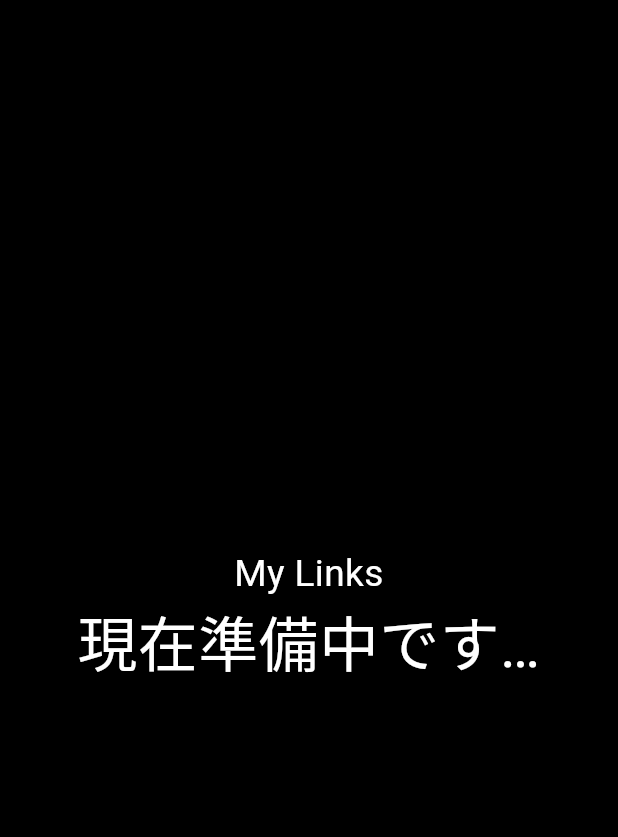
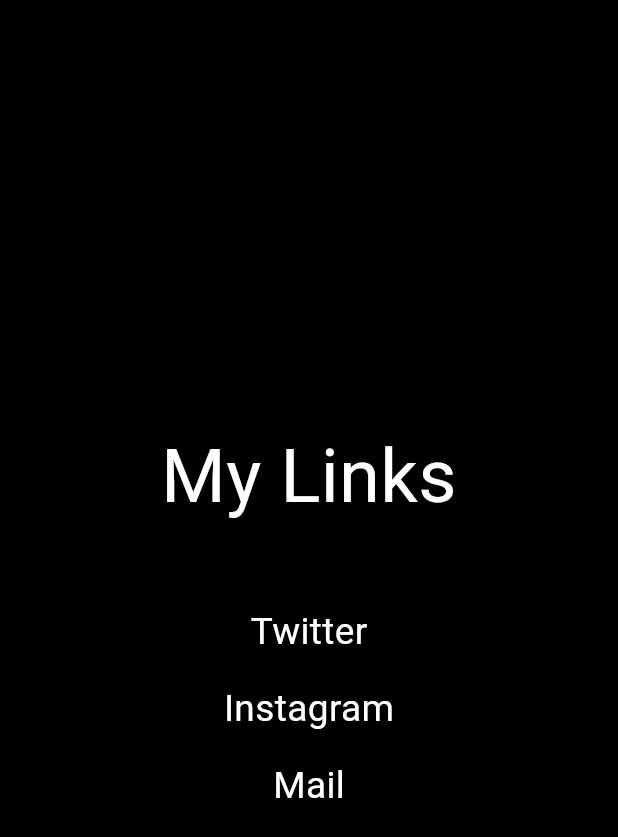
Before and after one commit to sachi-saiwai/portfoliogogogo, a Flutter app: the LinkPage screen opened directly, on a phone screen of 412 x 824 dp. Shown: the top 837 px of the screen. Run offline on Flutter 3.47's test engine with Material 3 defaults, Android fonts, the phone set to English and light mode, and no system bars.

Commit message:
artpageのUI調整、linkpageの作成を行いました

```diff
--- a/lib/link_page.dart
+++ b/lib/link_page.dart
@@ -1,29 +1,63 @@
 import 'package:flutter/material.dart';
 import 'package:url_launcher/url_launcher.dart';
-import 'package:simple_icons/simple_icons.dart';
+
 class LinkPage extends StatelessWidget {
   @override
   Widget build(BuildContext context) {
     return Scaffold(
       backgroundColor: Colors.black,
       body: Center(
-        child: Column(
-          mainAxisAlignment: MainAxisAlignment.center,
-          children: <Widget>[
+        child: Column(mainAxisAlignment: MainAxisAlignment.center, children: [
           Text('My Links',
               textAlign: TextAlign.center,
-            style:TextStyle(
-              fontSize:MediaQuery.of(context).size.height * 0.03,
+              style: TextStyle(
+                fontSize: MediaQuery.of(context).size.height * 0.06,
                 color: Colors.white,
               )),
-            const Text('現在準備中です…',
-            textAlign: TextAlign.center,
-            style:TextStyle(
-              fontSize:40,
+              SizedBox(height: MediaQuery.of(context).size.height * 0.06),
+          InkWell(
+            onTap: () async {
+              await launchUrl(Uri.parse('https://x.com/pgo_p5'));
+            },
+            child: Text(
+              'Twitter',
+              style: TextStyle(
                 color: Colors.white,
-            )),
-          ]
+                fontSize:MediaQuery.of(context).size.height * 0.03, )),
           ),
+          SizedBox(height: MediaQuery.of(context).size.height * 0.02),
+          InkWell(
+            onTap: () async {
+              await launchUrl(Uri.parse(
+                  'https://www.instagram.com/saiwai_lilili?igsh=MWFmZDk4cG56MnBoNw%3D%3D&utm_source=qr'));
+            },
+            child: Text(
+              'Instagram',
+              style: TextStyle(
+                color: Colors.white,
+                fontSize:MediaQuery.of(context).size.height * 0.03, )),
+          ),
+          SizedBox(height: MediaQuery.of(context).size.height * 0.02),
+          InkWell(
+            onTap: () async {
+              await launchUrl(Uri.parse(
+                'mailto:pgo.p5.u@gmail.com?subject=ポートフォリオからのお問い合わせ&body=本文',
+              ));
+            },
+            child: Text(
+              'Mail',
+              style: TextStyle(
+                color: Colors.white,
+                fontSize:MediaQuery.of(context).size.height * 0.03, )),
+          ),
+
+          // const Text('現在準備中です…',
+          // textAlign: TextAlign.center,
+          // style:TextStyle(
+          //   fontSize:40,
+          //   color: Colors.white,
+          // )),
+        ]),
       ),
     );
   }
```
Also changed, not shown: lib/art_page.dart (+26 -20 lines), lib/drawing_page.dart (+10 -10 lines), 1 other file. Lines whose indentation alone changed are shown as unchanged.
